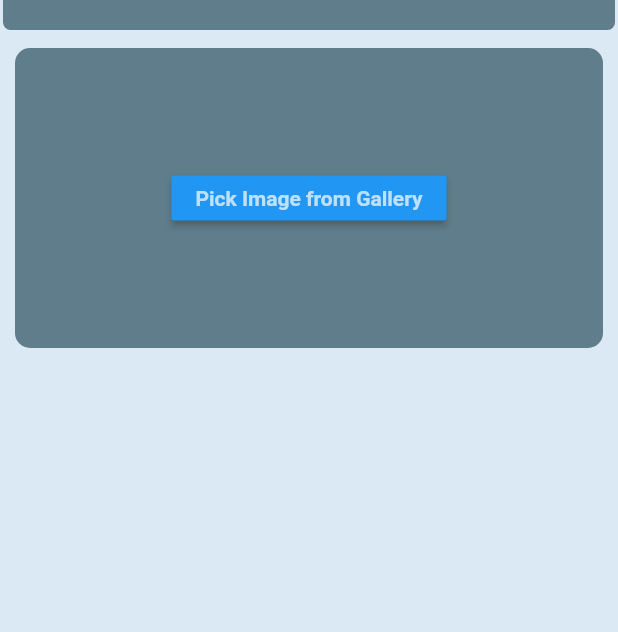
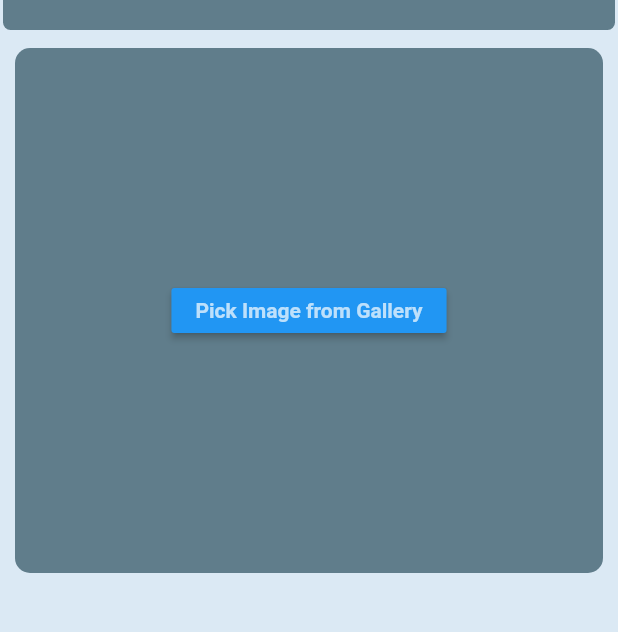
Before and after one commit to mohamedbadrco/photo-hash, a Flutter app: the screen it shows after launch, on a phone screen of 412 x 824 dp, the part 78-710 px from its top. Run offline on Flutter 3.47's test engine with Material 2 defaults, Android fonts, the phone set to English and light mode, and no system bars; our stand-ins replace image_picker; missing offline and left inert: image_picker_for_web.

Commit message:
Add files via upload

```diff
--- a/lib/main.dart
+++ b/lib/main.dart
@@ -121,7 +121,7 @@ class _MyHomePageState extends State<MyHomePage> {
                   borderRadius: BorderRadius.all(Radius.circular(10)),
                   color: Colors.blueGrey),
               width: double.infinity,
-              height: 200.0,
+              height: 350.0,
               child: image == null
                   ? MaterialButton(
                       height: 30.0,
@@ -133,10 +133,27 @@ class _MyHomePageState extends State<MyHomePage> {
                       onPressed: () {
                         pickImage();
                       })
-                  : Container(
-                      child: kIsWeb
-                          ? Image.network(image!.path)
-                          : Image.file(File(image!.path)),
+                  : Column(
+                      children: [
+                        Container(
+                          margin: const EdgeInsets.only(top: 20),
+                          child: kIsWeb
+                              ? Image.network(
+                                  image!.path,
+                                )
+                              : Image.file(File(image!.path)),
+                        ),
+                        MaterialButton(
+                            height: 30.0,
+                            color: Colors.blue,
+                            child: const Text("Pick Image from Gallery",
+                                style: TextStyle(
+                                    color: Colors.white70,
+                                    fontWeight: FontWeight.bold)),
+                            onPressed: () {
+                              pickImage();
+                            })
+                      ],
                     ),
             )
           ],
```
